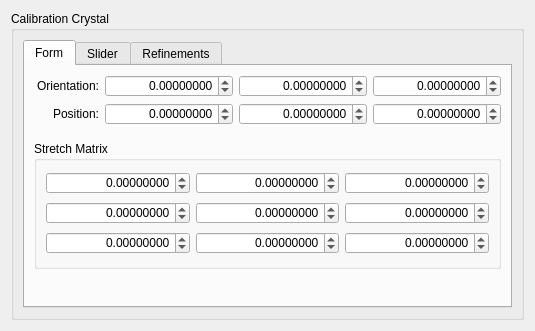
Above: hexrd/ui/resources/ui/calibration_crystal_editor.ui from HEXRD/hexrdgui before the change. Below: the same form after it.
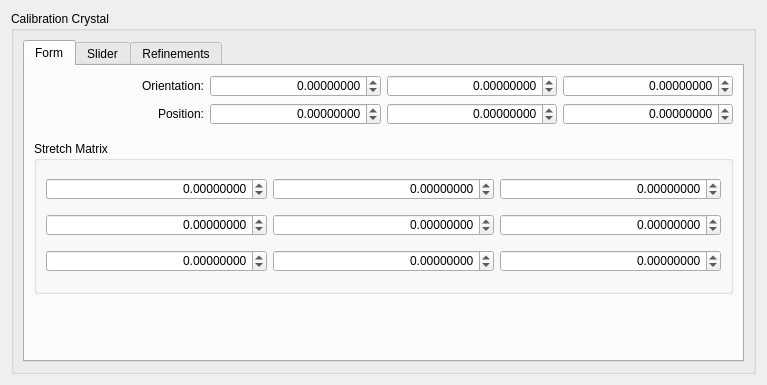
That is the form after the change. Custom widgets are drawn as their Qt base class.

Commit message: Cleanup and resize laue overlay UI a little

What changed in the file:
```diff
--- a/hexrd/ui/resources/ui/calibration_crystal_editor.ui
+++ b/hexrd/ui/resources/ui/calibration_crystal_editor.ui
@@ -6,8 +6,8 @@
    <rect>
     <x>0</x>
     <y>0</y>
-    <width>535</width>
-    <height>331</height>
+    <width>767</width>
+    <height>385</height>
    </rect>
   </property>
   <property name="minimumSize">
@@ -174,7 +174,7 @@
             <property name="minimumSize">
              <size>
               <width>0</width>
-              <height>128</height>
+              <height>153</height>
              </size>
             </property>
             <property name="title">
```
The commit also changes 4 other files.
